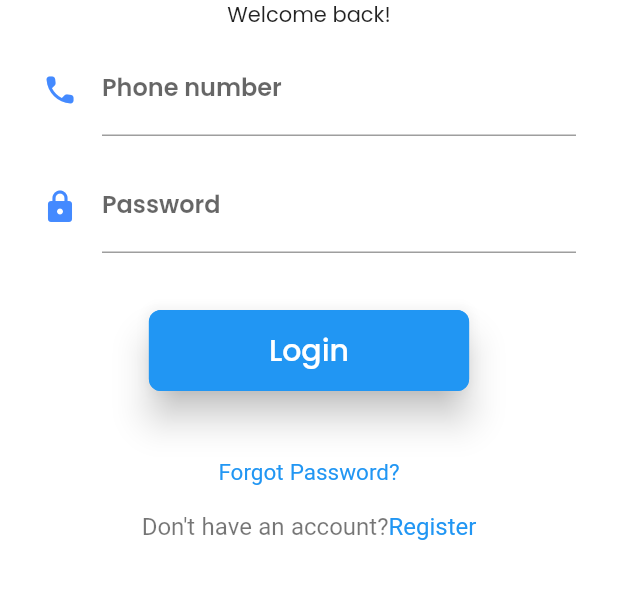
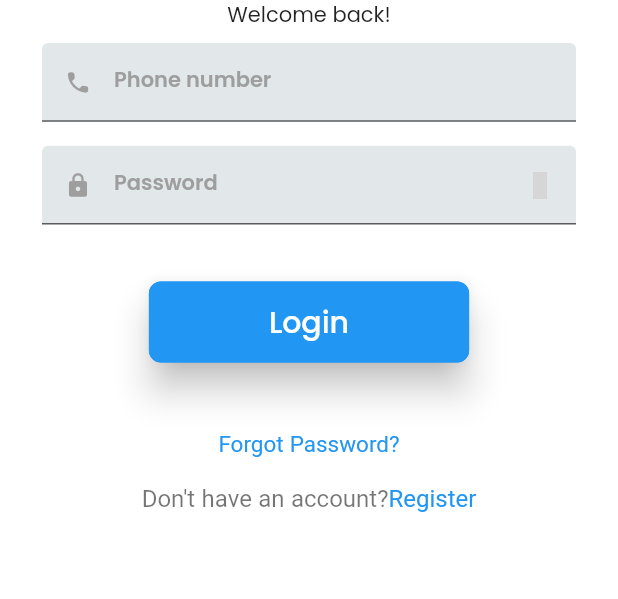
Before and after one commit to college-related/cabavenue_drive, a Flutter app: the screen it shows after launch, on a phone screen of 412 x 824 dp, the part 197-796 px from its top. Run offline on Flutter 3.47's test engine with Material 2 defaults, Android fonts, the phone set to English and light mode, and no system bars; our stand-ins replace custom_navigation_bar, flutter_dotenv, flutter_secure_storage, google_fonts, iconsax, image_picker; grey boxes are pictures that could not be loaded.

Commit message:
[UI]: change  input field

```diff
--- a/lib/widgets/custom_text_field.dart
+++ b/lib/widgets/custom_text_field.dart
@@ -1,6 +1,7 @@
 import 'package:flutter/material.dart';
+import 'package:iconsax/iconsax.dart';
 
-class CustomTextField extends StatelessWidget {
+class CustomTextField extends StatefulWidget {
   const CustomTextField({
     Key? key,
     required this.controller,
@@ -9,7 +10,7 @@ class CustomTextField extends StatelessWidget {
     this.keyboardType = TextInputType.text,
     this.borderType = 'full',
     this.isSecureText = false,
-    this.colors = Colors.blueAccent,
+    this.colors = Colors.grey,
   }) : super(key: key);
 
   final bool isSecureText;
@@ -21,24 +22,51 @@ class CustomTextField extends StatelessWidget {
   final TextInputType keyboardType;
 
   @override
+  State<CustomTextField> createState() => _CustomTextFieldState();
+}
+
+class _CustomTextFieldState extends State<CustomTextField> {
+  bool isHidden = true;
+
+  @override
   Widget build(BuildContext context) {
     return TextFormField(
-      controller: controller,
+      controller: widget.controller,
       decoration: InputDecoration(
-        icon: Icon(
-          icon,
-          color: colors,
+        filled: true,
+        fillColor: const Color.fromARGB(47, 96, 125, 139),
+        isDense: true,
+        prefixIcon: Icon(
+          widget.icon,
+          color: widget.colors,
         ),
-        border: borderType == 'full'
+        suffixIcon: widget.isSecureText
+            ? IconButton(
+                icon: Icon(isHidden ? Iconsax.eye_slash : Iconsax.eye),
+                onPressed: () {
+                  setState(() {
+                    isHidden = !isHidden;
+                  });
+                },
+              )
+            : const SizedBox(height: 0, width: 0),
+        border: widget.borderType == 'full'
             ? const OutlineInputBorder()
             : const UnderlineInputBorder(),
-        labelText: hintText,
+        labelText: widget.hintText,
+        labelStyle: const TextStyle(
+          color: Colors.grey,
+          fontSize: 14.0,
+        ),
+        floatingLabelStyle: const TextStyle(
+          color: Colors.blueAccent,
+        ),
       ),
-      obscureText: isSecureText,
-      keyboardType: keyboardType,
+      obscureText: (isHidden && widget.isSecureText),
+      keyboardType: widget.keyboardType,
       validator: (val) {
         if (val == null || val.isEmpty) {
-          return 'Enter your $hintText';
+          return 'Enter your ${widget.hintText}';
         }
         return null;
       },
```
